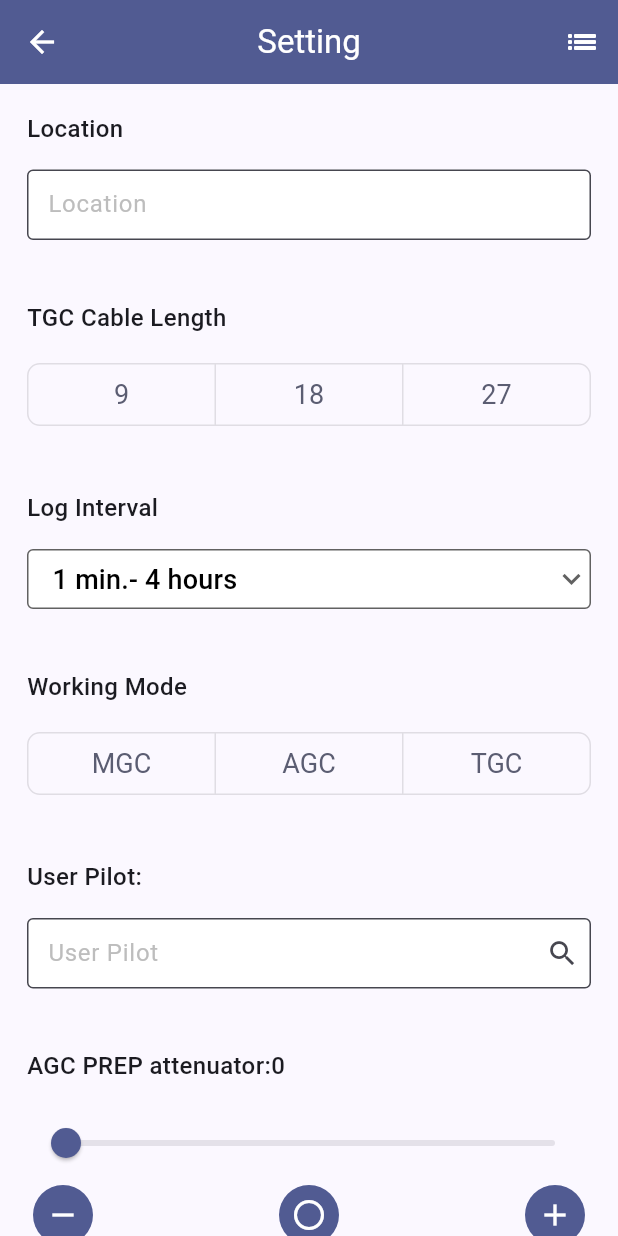
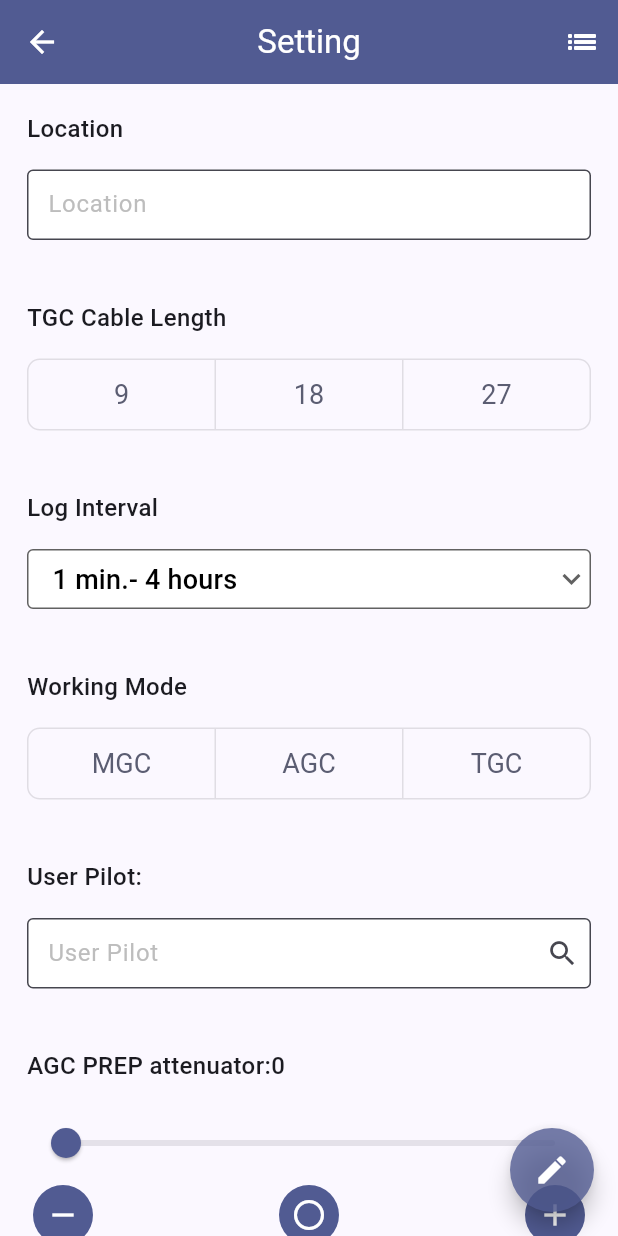
Before and after one commit to henryliang3027/aci_plus_app, a Flutter app: the SettingForm screen opened directly, on a phone screen of 412 x 824 dp. Run offline on Flutter 3.47's test engine with Material 2 defaults, Android fonts, the phone set to English and light mode, and no system bars; drawn by our look-alikes of dropdown_button2; our stand-ins replace equatable, flutter_bloc, flutter_native_splash, formz, permission_handler; missing offline and left inert: bluetooth_enable_fork, flutter_reactive_ble; generated files the repository leaves out were written again.

```diff
--- /dev/null
+++ b/lib/core/custom_icons/custom_icons_icons.dart
@@ -0,0 +1,62 @@
+/// Flutter icons CustomIcons
+/// Copyright (C) 2023 by original authors @ fluttericon.com, fontello.com
+/// This font was generated by FlutterIcon.com, which is derived from Fontello.
+///
+/// To use this font, place it in your fonts/ directory and include the
+/// following in your pubspec.yaml
+///
+/// flutter:
+///   fonts:
+///    - family:  CustomIcons
+///      fonts:
+///       - asset: fonts/CustomIcons.ttf
+///
+///
+///
+import 'package:flutter/widgets.dart';
+
+class CustomIcons {
+  CustomIcons._();
+
+  static const _kFontFam = 'CustomIcons';
+  static const String? _kFontPkg = null;
+
+  static const IconData realTimeAlarm =
+      IconData(0xe800, fontFamily: _kFontFam, fontPackage: _kFontPkg);
+  static const IconData root =
+      IconData(0xe801, fontFamily: _kFontFam, fontPackage: _kFontPkg);
+  static const IconData dashboard =
+      IconData(0xe802, fontFamily: _kFontFam, fontPackage: _kFontPkg);
+  static const IconData history =
+      IconData(0xe803, fontFamily: _kFontFam, fontPackage: _kFontPkg);
+  static const IconData bookmarks =
+      IconData(0xe804, fontFamily: _kFontFam, fontPackage: _kFontPkg);
+  static const IconData account =
+      IconData(0xe805, fontFamily: _kFontFam, fontPackage: _kFontPkg);
+  static const IconData changePassword =
+      IconData(0xe806, fontFamily: _kFontFam, fontPackage: _kFontPkg);
+  static const IconData logout =
+      IconData(0xe807, fontFamily: _kFontFam, fontPackage: _kFontPkg);
+  static const IconData check =
+      IconData(0xe808, fontFamily: _kFontFam, fontPackage: _kFontPkg);
+  static const IconData device =
+      IconData(0xe809, fontFamily: _kFontFam, fontPackage: _kFontPkg);
+  static const IconData deviceSimple =
+      IconData(0xe80a, fontFamily: _kFontFam, fontPackage: _kFontPkg);
+  static const IconData network =
+      IconData(0xe80b, fontFamily: _kFontFam, fontPackage: _kFontPkg);
+  static const IconData cancel =
+      IconData(0xe80c, fontFamily: _kFontFam, fontPackage: _kFontPkg);
+  static const IconData add =
+      IconData(0xe80d, fontFamily: _kFontFam, fontPackage: _kFontPkg);
+  static const IconData filters =
+      IconData(0xe80e, fontFamily: _kFontFam, fontPackage: _kFontPkg);
+  static const IconData system =
+      IconData(0xe810, fontFamily: _kFontFam, fontPackage: _kFontPkg);
+  static const IconData trapAlarm =
+      IconData(0xe811, fontFamily: _kFontFam, fontPackage: _kFontPkg);
+  static const IconData user =
+      IconData(0xe812, fontFamily: _kFontFam, fontPackage: _kFontPkg);
+  static const IconData export =
+      IconData(0xe816, fontFamily: _kFontFam, fontPackage: _kFontPkg);
+}
--- a/lib/main.dart
+++ b/lib/main.dart
@@ -1,6 +1,7 @@
 import 'package:dsim_app/app.dart';
 import 'package:dsim_app/repositories/dsim_repository.dart';
 import 'package:flutter/material.dart';
+import 'package:flutter_native_splash/flutter_native_splash.dart';
 
 void main() {
   WidgetsFlutterBinding.ensureInitialized();
--- a/lib/setting/bloc/setting_bloc/setting_bloc.dart
+++ b/lib/setting/bloc/setting_bloc/setting_bloc.dart
@@ -1,6 +1,3 @@
-import 'dart:js';
-
-import 'package:dsim_app/core/form_status.dart';
 import 'package:dsim_app/core/pilot_channel.dart';
 import 'package:dsim_app/setting/model/location.dart';
 import 'package:equatable/equatable.dart';
@@ -26,6 +23,7 @@ class SettingBloc extends Bloc<SettingEvent, SettingState> {
     on<AGCPrepAttenuationIncreased>(_onAGCPrepAttenuationIncreased);
     on<AGCPrepAttenuationDecreased>(_onAGCPrepAttenuationDecreased);
     on<AGCPrepAttenuationCentered>(_onAGCPrepAttenuationCentered);
+    on<EditModeChanged>(_onEditModeChanged);
   }
 
   void _onAllItemInitialized(
@@ -234,6 +232,15 @@ class SettingBloc extends Bloc<SettingEvent, SettingState> {
     ));
   }
 
+  void _onEditModeChanged(
+    EditModeChanged event,
+    Emitter<SettingState> emit,
+  ) {
+    emit(state.copyWith(
+      editMode: !state.editMode,
+    ));
+  }
+
   void _onLocationSubmitted(
     LocationSubmitted event,
     Emitter<SettingState> emit,
--- a/lib/setting/bloc/setting_bloc/setting_event.dart
+++ b/lib/setting/bloc/setting_bloc/setting_event.dart
@@ -161,6 +161,13 @@ class AGCPrepAttenuationCentered extends SettingEvent {
   List<Object> get props => [];
 }
 
+class EditModeChanged extends SettingEvent {
+  const EditModeChanged();
+
+  @override
+  List<Object> get props => [];
+}
+
 class LocationSubmitted extends SettingEvent {
   const LocationSubmitted();
 
--- a/lib/setting/bloc/setting_bloc/setting_state.dart
+++ b/lib/setting/bloc/setting_bloc/setting_state.dart
@@ -22,6 +22,7 @@ class SettingState extends Equatable {
     this.currentAttenuation = 0,
     this.centerAttenuation = 0,
     this.initialValues = const [],
+    this.editMode = false,
   });
 
   final List<dynamic> initialValues;
@@ -36,6 +37,7 @@ class SettingState extends Equatable {
   final int minAttenuation;
   final int currentAttenuation;
   final int centerAttenuation;
+  final bool editMode;
 
   SettingState copyWith({
     List<dynamic>? initialValues,
@@ -50,6 +52,7 @@ class SettingState extends Equatable {
     int? minAttenuation,
     int? currentAttenuation,
     int? centerAttenuation,
+    bool? editMode,
   }) {
     return SettingState(
       initialValues: initialValues ?? this.initialValues,
@@ -65,6 +68,7 @@ class SettingState extends Equatable {
       minAttenuation: minAttenuation ?? this.minAttenuation,
       currentAttenuation: currentAttenuation ?? this.currentAttenuation,
       centerAttenuation: centerAttenuation ?? this.centerAttenuation,
+      editMode: editMode ?? this.editMode,
     );
   }
 
@@ -82,5 +86,6 @@ class SettingState extends Equatable {
         minAttenuation,
         currentAttenuation,
         centerAttenuation,
+        editMode,
       ];
 }
--- a/lib/setting/views/setting_list_view.dart
+++ b/lib/setting/views/setting_list_view.dart
@@ -1,5 +1,6 @@
 import 'package:dropdown_button2/dropdown_button2.dart';
 import 'package:dsim_app/core/command.dart';
+import 'package:dsim_app/core/custom_icons/custom_icons_icons.dart';
 import 'package:dsim_app/core/custom_style.dart';
 import 'package:dsim_app/core/form_status.dart';
 import 'package:dsim_app/core/pilot_channel.dart';
@@ -8,7 +9,6 @@ import 'package:dsim_app/setting/bloc/setting_bloc/setting_bloc.dart';
 import 'package:flutter/material.dart';
 import 'package:flutter_bloc/flutter_bloc.dart';
 import 'package:flutter_gen/gen_l10n/app_localizations.dart';
-import 'package:flutter/material.dart';
 
 class SettingListView extends StatelessWidget {
   SettingListView({super.key});
@@ -51,7 +51,8 @@ class SettingListView extends StatelessWidget {
               '';
         }
 
-        return SafeArea(
+        return Scaffold(
+          body: SafeArea(
             child: SingleChildScrollView(
               child: Padding(
                 padding: const EdgeInsets.all(
@@ -84,13 +85,77 @@ class SettingListView extends StatelessWidget {
                       height: 40.0,
                     ),
                     const _AGCPrepAttenator(),
+                    const SizedBox(
+                      height: 160.0,
+                    ),
                   ],
                 ),
               ),
             ),
+          ),
+          floatingActionButton: const _SettingFloatingActionButton(),
         );
       },
     );
+  }
+}
+
+class _SettingFloatingActionButton extends StatelessWidget {
+  const _SettingFloatingActionButton({super.key});
+
+  @override
+  Widget build(BuildContext context) {
+    return BlocBuilder<SettingBloc, SettingState>(
+        buildWhen: (previous, current) => previous.editMode != current.editMode,
+        builder: (context, state) => state.editMode
+            ? Column(
+                mainAxisAlignment: MainAxisAlignment.end,
+                children: [
+                  FloatingActionButton(
+                    shape: const CircleBorder(
+                      side: BorderSide.none,
+                    ),
+                    backgroundColor:
+                        Theme.of(context).colorScheme.primary.withAlpha(200),
+                    child: Icon(
+                      CustomIcons.cancel,
+                      color: Theme.of(context).colorScheme.onPrimary,
+                    ),
+                    onPressed: () {
+                      context.read<SettingBloc>().add(const EditModeChanged());
+                    },
+                  ),
+                  const SizedBox(
+                    height: 10.0,
+                  ),
+                  FloatingActionButton(
+                    shape: const CircleBorder(
+                      side: BorderSide.none,
+                    ),
+                    backgroundColor:
+                        Theme.of(context).colorScheme.primary.withAlpha(200),
+                    child: Icon(
+                      Icons.check,
+                      color: Theme.of(context).colorScheme.onPrimary,
+                    ),
+                    onPressed: () {},
+                  ),
+                ],
+              )
+            : FloatingActionButton(
+                shape: const CircleBorder(
+                  side: BorderSide.none,
+                ),
+                backgroundColor:
+                    Theme.of(context).colorScheme.primary.withAlpha(200),
+                child: Icon(
+                  Icons.edit,
+                  color: Theme.of(context).colorScheme.onPrimary,
+                ),
+                onPressed: () {
+                  context.read<SettingBloc>().add(const EditModeChanged());
+                },
+              ));
   }
 }
 
@@ -166,13 +231,6 @@ class _TGCCabelLength extends StatelessWidget {
 
   @override
   Widget build(BuildContext context) {
-    double getWidth() {
-      double padding = View.of(context).padding.right == 0
-          ? 40 // portrait orientation padding
-          : View.of(context).padding.right;
-      return (MediaQuery.of(context).size.width - padding) / 3;
-    }
-
     return BlocBuilder<SettingBloc, SettingState>(
       buildWhen: (previous, current) =>
           previous.selectedTGCCableLength != current.selectedTGCCableLength,
@@ -192,32 +250,33 @@ class _TGCCabelLength extends StatelessWidget {
                 ),
               ),
             ),
-            ToggleButtons(
+            LayoutBuilder(
+              builder: (context, constraints) => ToggleButtons(
                 direction: Axis.horizontal,
                 onPressed: (int index) {
-                print(tgcCableLengthTexts[index]);
                   context
                       .read<SettingBloc>()
                       .add(TGCCableLengthChanged(tgcCableLengthTexts[index]));
                 },
                 textStyle: const TextStyle(fontSize: 18.0),
                 borderRadius: const BorderRadius.all(Radius.circular(8)),
-              selectedBorderColor:
-                  Theme.of(context).colorScheme.primary, // indigo border color
+                selectedBorderColor: Theme.of(context)
+                    .colorScheme
+                    .primary, // indigo border color
                 selectedColor:
                     Theme.of(context).colorScheme.onPrimary, // white text color
                 fillColor: Theme.of(context).colorScheme.primary,
                 color: Theme.of(context).colorScheme.secondary,
-              constraints: BoxConstraints(
-                minHeight: 40.0,
-                minWidth: getWidth(),
-              ),
+                constraints: BoxConstraints.expand(
+                    width: (constraints.maxWidth - 4) /
+                        3), //number 2 is number of toggle buttons
                 isSelected: state.selectedTGCCableLength.values.toList(),
                 children: const <Widget>[
                   Text('9'),
                   Text('18'),
                   Text('27'),
                 ],
+              ),
             ),
           ],
         );
@@ -320,13 +379,6 @@ class _WorkingMode extends StatelessWidget {
 
   @override
   Widget build(BuildContext context) {
-    double getWidth() {
-      double padding = View.of(context).padding.right == 0
-          ? 40 // portrait orientation padding
-          : View.of(context).padding.right;
-      return (MediaQuery.of(context).size.width - padding) / 3;
-    }
-
     return BlocBuilder<SettingBloc, SettingState>(
       buildWhen: (previous, current) =>
           previous.selectedWorkingMode != current.selectedWorkingMode,
@@ -346,7 +398,8 @@ class _WorkingMode extends StatelessWidget {
                 ),
               ),
             ),
-            ToggleButtons(
+            LayoutBuilder(
+              builder: (context, constraints) => ToggleButtons(
                 direction: Axis.horizontal,
                 onPressed: (int index) {
                   print(workingModeTexts[index]);
@@ -356,15 +409,15 @@ class _WorkingMode extends StatelessWidget {
                 },
                 textStyle: const TextStyle(fontSize: 18.0),
                 borderRadius: const BorderRadius.all(Radius.circular(8)),
-              selectedBorderColor:
-                  Theme.of(context).colorScheme.primary, // indigo border color
+                selectedBorderColor: Theme.of(context)
+                    .colorScheme
+                    .primary, // indigo border color
                 selectedColor:
                     Theme.of(context).colorScheme.onPrimary, // white text color
                 fillColor: Theme.of(context).colorScheme.primary,
                 color: Theme.of(context).colorScheme.secondary,
-              constraints: BoxConstraints(
-                minHeight: 40.0,
-                minWidth: getWidth(),
+                constraints: BoxConstraints.expand(
+                  width: (constraints.maxWidth - 4) / 3,
                 ),
                 isSelected: state.selectedWorkingMode.values.toList(),
                 children: const <Widget>[
@@ -372,6 +425,7 @@ class _WorkingMode extends StatelessWidget {
                   Text('AGC'),
                   Text('TGC'),
                 ],
+              ),
             ),
           ],
         );
```
Also changed, not shown: lib/app.dart (+17 -0 lines), pubspec.yaml (+14 -0 lines), assets/fonts/CustomIcons.ttf (added), pubspec.lock. Lines whose indentation alone changed are shown as unchanged.
